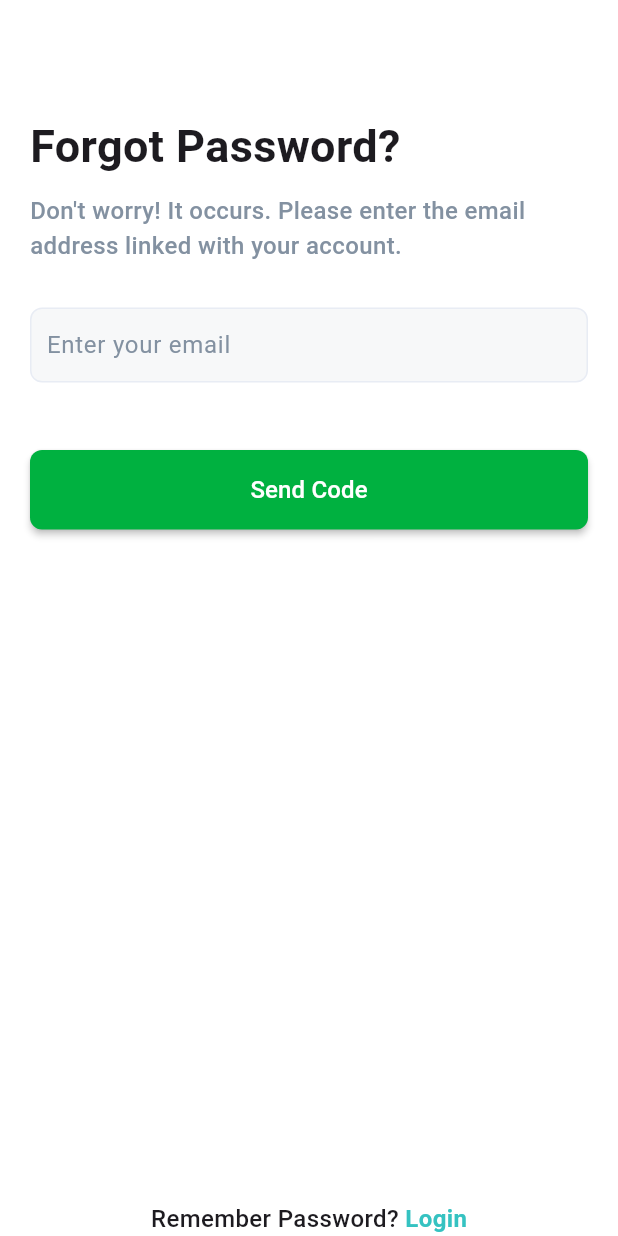
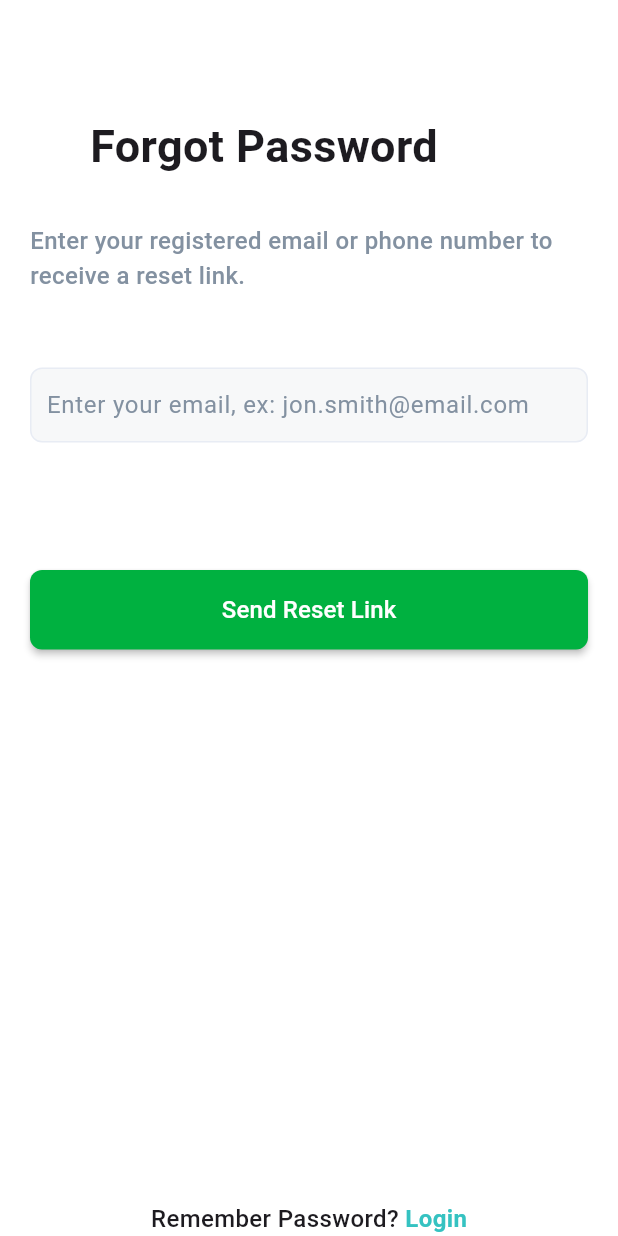
Before and after one commit to 1772hojaz/share_plate, a Flutter app: the screen it shows after launch, on a phone screen of 412 x 824 dp. Run offline on Flutter 3.47's test engine with Material 3 defaults, Android fonts, the phone set to English and light mode, and no system bars; project files that could hold a hidden picture were left out.

Commit message:
correctio of fogot password

```diff
--- a/lib/UI/fogot_password.dart
+++ b/lib/UI/fogot_password.dart
@@ -21,12 +21,12 @@ class ForgotPasswordScreen extends StatelessWidget {
             const SizedBox(height: 20),
             Padding(
               padding: const EdgeInsets.symmetric(
-                horizontal: 20,
+                horizontal: 60,
               ),
               child: SizedBox(
                 width: MediaQuery.of(context).size.width * 0.8,
                 child: const Text(
-                  "Forgot Password?",
+                  "Forgot Password",
                   style: TextStyle(
                     fontSize: 30,
                     fontWeight: FontWeight.w700,
@@ -34,13 +34,14 @@ class ForgotPasswordScreen extends StatelessWidget {
                 ),
               ),
             ),
+            const SizedBox(height: 20),
             const Padding(
               padding: EdgeInsets.symmetric(
                 horizontal: 20,
                 vertical: 10,
               ),
               child: Text(
-                "Don't worry! It occurs. Please enter the email address linked with your account.",
+                "Enter your registered email or phone number to receive a reset link.",
                 style: TextStyle(
                   color: Color(0xFF8391A1),
                   fontSize: 16,
@@ -48,7 +49,7 @@ class ForgotPasswordScreen extends StatelessWidget {
                 ),
               ),
             ),
-            const SizedBox(height: 20),
+            const SizedBox(height: 40),
             //email
             Padding(
               padding: const EdgeInsets.symmetric(
@@ -70,7 +71,7 @@ class ForgotPasswordScreen extends StatelessWidget {
                   child: TextFormField(
                     decoration: const InputDecoration(
                       border: InputBorder.none,
-                      hintText: 'Enter your email',
+                      hintText: 'Enter your email, ex: jon.smith@email.com',
                       hintStyle: TextStyle(
                         color: Color(0xFF8391A1),
                       ),
@@ -79,7 +80,8 @@ class ForgotPasswordScreen extends StatelessWidget {
                 ),
               ),
             ),
-            const SizedBox(height: 40),
+
+            const SizedBox(height: 80),
             Padding(
               padding: const EdgeInsets.symmetric(
                 horizontal: 20,
@@ -102,7 +104,7 @@ class ForgotPasswordScreen extends StatelessWidget {
                       child: const Padding(
                         padding: EdgeInsets.all(15.0),
                         child: Text(
-                          "Send Code",
+                          "Send Reset Link",
                           style: TextStyle(
                             color: Colors.white,
                             fontSize: 16,
```
